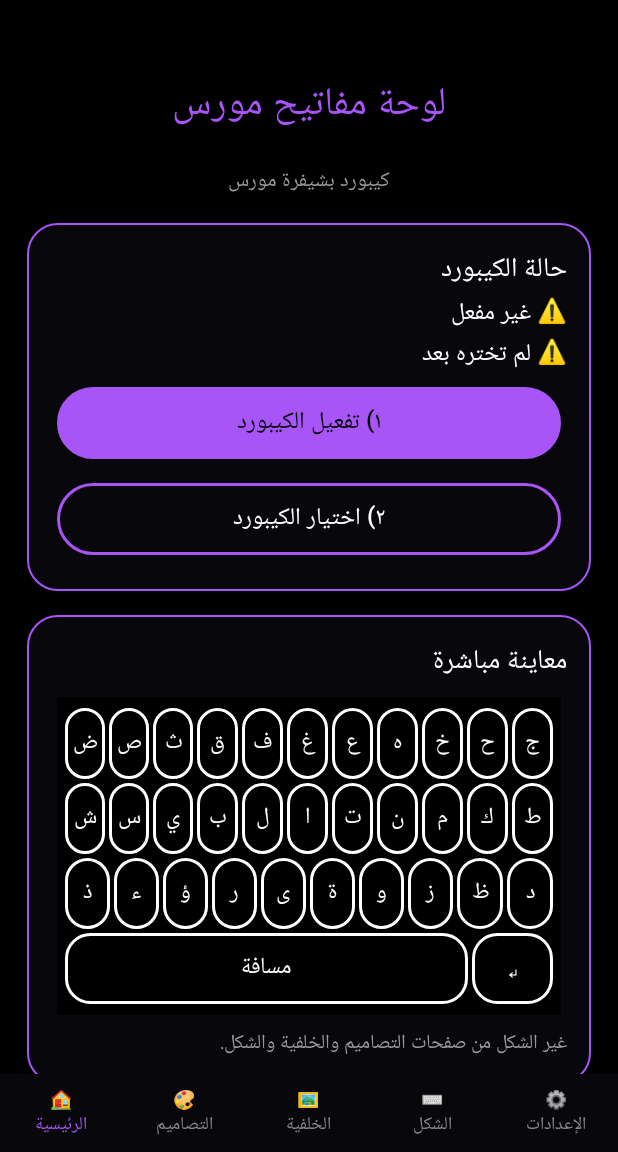
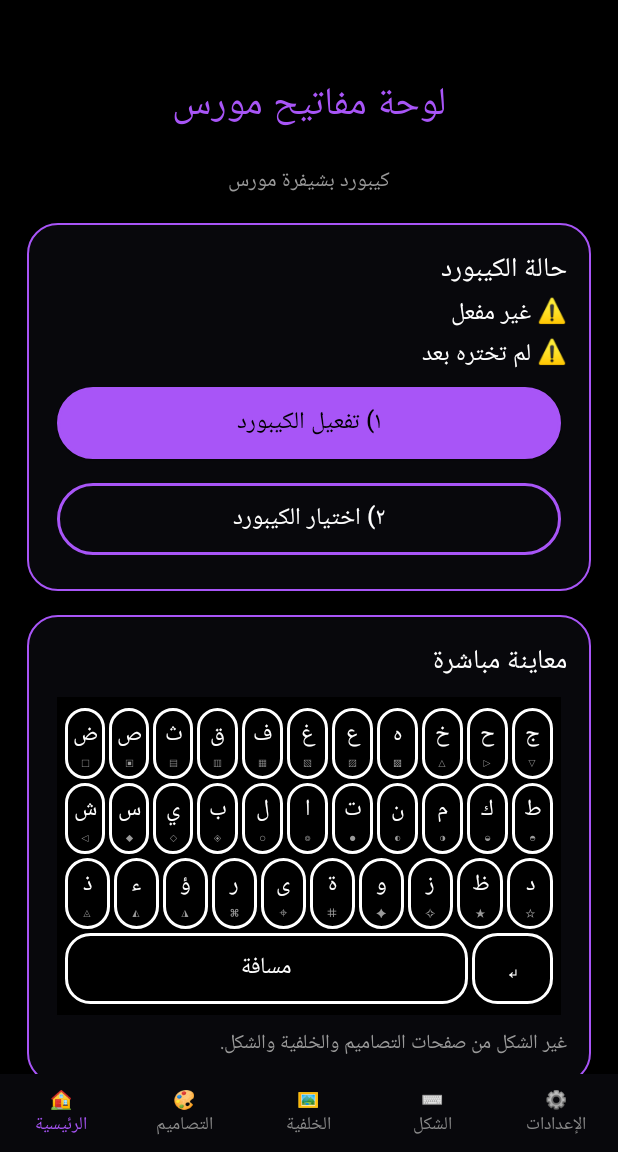
Before and after one commit to lnaxscale-a11y/MorseKeys, an Android app: the screen it shows after launch (MainActivity), on a phone screen of 412 x 824 dp, the part 84-1236 px from its top. Run offline under Robolectric (Android 15) with nearby library versions, the phone set to English and light mode, and no system bars.

Commit message:
fix import and key symbols

```diff
--- a/app/src/main/java/com/morsekeys/MainActivity.java
+++ b/app/src/main/java/com/morsekeys/MainActivity.java
@@ -2,6 +2,7 @@ package com.morsekeys;
 // PAGES-V2
 
 import android.app.Activity;
+import android.content.ClipboardManager;
 import android.content.*;
 import android.graphics.Color;
 import android.graphics.drawable.GradientDrawable;
@@ -96,8 +97,8 @@ public class MainActivity extends Activity {
         return e;
     }
 
-    TextView pk(String s, float w) {
-        TextView t = tv(s, 15, Color.WHITE);
+    TextView pk(CharSequence s, float w) {
+        TextView t = tv("", 15, Color.WHITE); t.setText(s);
         t.setGravity(Gravity.CENTER);
         t.setBackground(Theme.box(this, false));
         LinearLayout.LayoutParams p = new LinearLayout.LayoutParams(0, -1, w);
@@ -112,10 +113,10 @@ public class MainActivity extends Activity {
         box.setBackgroundColor(Theme.BG[Theme.bg(this)]);
         box.setPadding(dp(4), dp(6), dp(4), dp(6));
         box.setLayoutDirection(View.LAYOUT_DIRECTION_LTR);
-        int h = dp(Theme.height(this));
+        int h = dp(Theme.height(this)); int n = 0;
         for (String[] r : MorseIME.AR_ROWS) {
             LinearLayout row = new LinearLayout(this);
-            for (String k : r) row.addView(pk(k, 1));
+            for (String k : r) row.addView(pk(Sym.label(k, n++), 1));
             box.addView(row, new LinearLayout.LayoutParams(-1, h));
         }
         LinearLayout last = new LinearLayout(this);
--- a/app/src/main/java/com/morsekeys/MorseIME.java
+++ b/app/src/main/java/com/morsekeys/MorseIME.java
@@ -39,7 +39,7 @@ public class MorseIME extends InputMethodService {
         return new LinearLayout.LayoutParams(-1, h);
     }
 
-    Button key(String t, float w, Runnable a) {
+    Button key(CharSequence t, float w, Runnable a) {
         Button b = new Button(this);
         b.setText(t);
         b.setTextColor(Color.WHITE);
@@ -101,10 +101,10 @@ public class MorseIME extends InputMethodService {
     }
 
     void letters() {
-        String[][] rows = arabic ? AR_ROWS : EN_ROWS;
+        int n = 0; String[][] rows = arabic ? AR_ROWS : EN_ROWS;
         for (int i = 0; i < 3; i++) {
             LinearLayout row = new LinearLayout(this);
-            for (String k : rows[i]) row.addView(key(k, 1, () -> type(k)));
+            for (String k : rows[i]) row.addView(key(Sym.label(k, n++), 1, () -> type(k)));
             if (i == 2) row.addView(key("\u232B", 1.5f, this::back));
             root.addView(row, rowLp(Theme.height(this)));
         }
--- /dev/null
+++ b/app/src/main/java/com/morsekeys/Sym.java
@@ -0,0 +1,23 @@
+package com.morsekeys;
+
+import android.text.SpannableString;
+import android.text.style.ForegroundColorSpan;
+import android.text.style.RelativeSizeSpan;
+
+public class Sym {
+    static final String[] SYM = {
+        "\u25A1","\u25A3","\u25A4","\u25A5","\u25A6","\u25A7","\u25A8","\u25A9",
+        "\u25B3","\u25B7","\u25BD","\u25C1","\u25C6","\u25C7","\u25C8","\u25CB",
+        "\u25CE","\u25CF","\u25D0","\u25D1","\u25D2","\u25D3","\u25EC","\u25ED",
+        "\u25EE","\u2318","\u2316","\u2317","\u2726","\u2727","\u2605","\u2606"
+    };
+
+    public static CharSequence label(String k, int n) {
+        String sym = SYM[n % SYM.length];
+        SpannableString s = new SpannableString(k + "\n" + sym);
+        int flag = android.text.Spanned.SPAN_EXCLUSIVE_EXCLUSIVE;
+        s.setSpan(new RelativeSizeSpan(0.55f), k.length() + 1, s.length(), flag);
+        s.setSpan(new ForegroundColorSpan(0xFF9A9A9A), k.length() + 1, s.length(), flag);
+        return s;
+    }
+}
```
